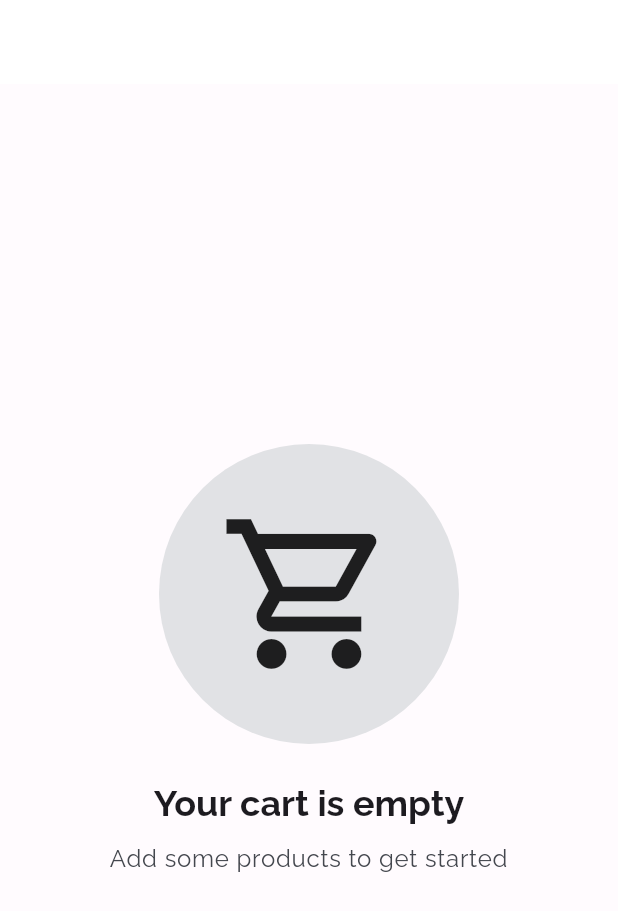
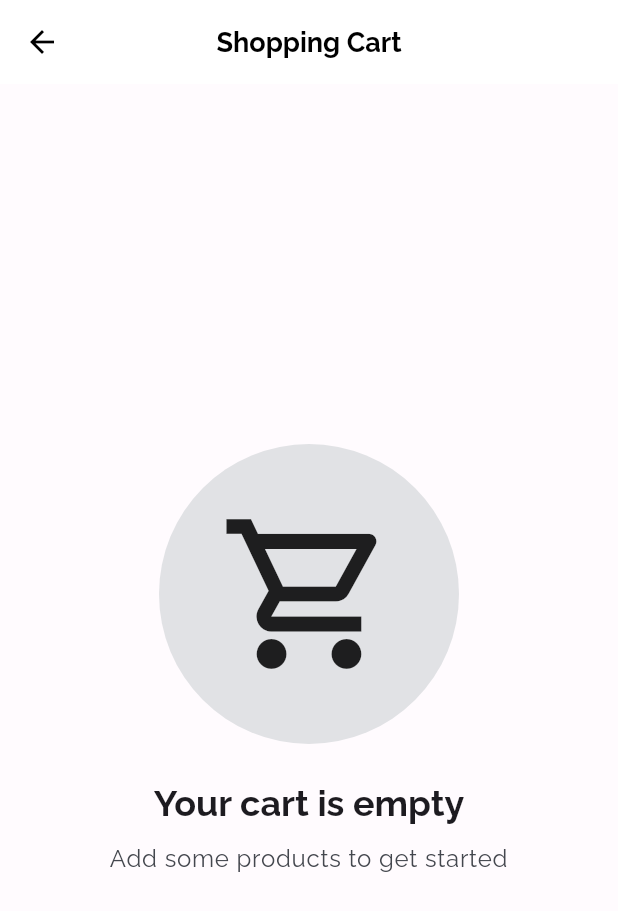
Before and after one commit to xephas-official/flutter_extensions, a Flutter app: the CartScreen screen opened directly, on a phone screen of 412 x 824 dp. Shown: the top 911 px of the screen. Run offline on Flutter 3.47's test engine with Material 3 defaults, Android fonts, the phone set to English and light mode, and no system bars; our stand-ins replace flutter_riverpod, gap, google_fonts.

Commit message:
refactor: replace SizedBox with Spacing widget for consistent layout; add Spacing widget implementation; update pubspec.yaml to include gap package

```diff
--- a/lib/app/theme/app_theme.dart
+++ b/lib/app/theme/app_theme.dart
@@ -42,10 +42,10 @@ class AppTheme {
         elevation: 0,
         scrolledUnderElevation: 0,
         backgroundColor: white,
-        foregroundColor: white,
+        foregroundColor: black,
         titleTextStyle: boldTextStyle.copyWith(
           fontSize: 18,
-          color: white,
+          color: black,
         ),
       ),
 
--- a/lib/features/cart/cart_screen.dart
+++ b/lib/features/cart/cart_screen.dart
@@ -14,7 +14,13 @@ class CartScreen extends ConsumerWidget {
 
     return Scaffold(
       appBar: AppBar(
-        title: const Text('Shopping Cart'),
+        title: Text(
+          'Shopping Cart',
+          style: boldTextStyle.copyWith(
+            fontSize: 18,
+            color: black,
+          ),
+        ),
         actions: [
           if (cartItems.isNotEmpty)
             IconButton(
@@ -49,9 +55,10 @@ class CartScreen extends ConsumerWidget {
       ),
       body: cartItems.isEmpty
           ? const EmptyCart()
-          : ListView.builder(
+          : ListView.separated(
               padding: const EdgeInsets.all(16),
               itemCount: cartItems.length,
+              separatorBuilder: (context, index) => const Spacing(of: 12),
               itemBuilder: (context, index) {
                 return CartItemTile(item: cartItems[index]);
               },
@@ -60,14 +67,14 @@ class CartScreen extends ConsumerWidget {
           ? null
           : Container(
               decoration: BoxDecoration(
-                color: context.colorScheme.surface,
-                boxShadow: [
-                  BoxShadow(
-                    color: Colors.black.withValues(alpha: 0.1),
-                    blurRadius: 10,
-                    offset: const Offset(0, -2),
-                  ),
-                ],
+                color: context.colorScheme.primaryContainer,
+                borderRadius: const BorderRadius.only(
+                  topLeft: circularRadius8,
+                  topRight: circularRadius8,
+                ),
+                border: const Border(
+                  top: BorderSide(color: appColor),
+                ),
               ),
               padding: const EdgeInsets.all(16),
               child: SafeArea(
@@ -121,7 +128,7 @@ class CartScreen extends ConsumerWidget {
                         ),
                       ],
                     ),
-                    const SizedBox(height: 16),
+                    const Spacing(of: 16),
                     SizedBox(
                       width: double.infinity,
                       height: 50,
--- a/lib/features/cart/widgets/empty_cart.dart
+++ b/lib/features/cart/widgets/empty_cart.dart
@@ -19,14 +19,14 @@ class EmptyCart extends StatelessWidget {
             padding: const EdgeInsets.all(40),
             child: const Icon(Icons.shopping_cart_outlined, size: 120),
           ),
-          const SizedBox(height: 24),
+          const Spacing(of: 24),
           Text(
             'Your cart is empty',
             style: context.textTheme.headlineSmall?.merge(
               boldTextStyle,
             ),
           ),
-          const SizedBox(height: 8),
+          const Spacing(of: 8),
           Text(
             'Add some products to get started',
             style: context.textTheme.bodyLarge
--- a/lib/features/products/products_screen.dart
+++ b/lib/features/products/products_screen.dart
@@ -51,8 +51,7 @@ class ProductsScreen extends ConsumerWidget {
                   vertical: 8,
                 ),
                 itemCount: filteredProducts.length,
-                separatorBuilder: (context, index) =>
-                    const SizedBox(height: 12),
+                separatorBuilder: (context, index) => const Spacing(of: 12),
                 itemBuilder: (context, index) {
                   return ProductCard(product: filteredProducts[index]);
                 },
--- a/lib/global/constants/spacing.dart
+++ b/lib/global/constants/spacing.dart
@@ -73,6 +73,9 @@ const verticalInsets16 = EdgeInsets.symmetric(vertical: spacing16);
 /// Vertical insets with `spacing24` on top and bottom.
 const verticalInsets24 = EdgeInsets.symmetric(vertical: spacing24);
 
+/// Insets with `spacing4` on all sides.
+const allInsets4 = EdgeInsets.all(spacing4);
+
 /// Insets with `spacing8` on all sides.
 const allInsets8 = EdgeInsets.all(spacing8);
 
--- a/lib/global/exporter.dart
+++ b/lib/global/exporter.dart
@@ -1 +1,2 @@
 export 'constants/exporter.dart';
+export 'widgets/exporter.dart';
--- /dev/null
+++ b/lib/global/widgets/exporter.dart
@@ -0,0 +1,2 @@
+export 'spacing.dart';
+export 'value_chip.dart';
--- a/pubspec.yaml
+++ b/pubspec.yaml
@@ -13,6 +13,7 @@ dependencies:
   uuid: ^4.5.1
   google_fonts: ^6.2.1
   cupertino_icons: ^1.0.8
+  gap: ^3.0.1
 
 dev_dependencies:
   flutter_test:
```
Also changed, not shown: lib/features/cart/widgets/cart_item_tile.dart (+17 -9 lines), lib/features/products/widgets/product_card.dart (+14 -15 lines), lib/global/widgets/spacing.dart (added, +56 -0 lines), pubspec.lock.
